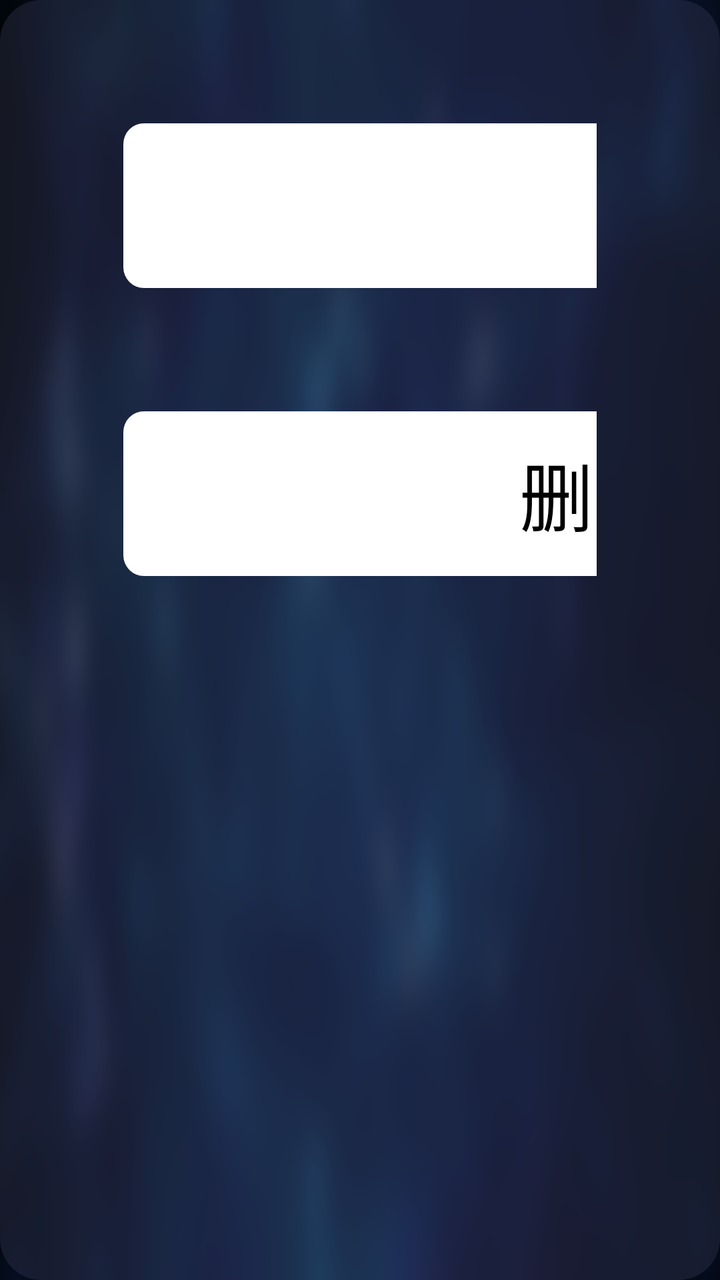
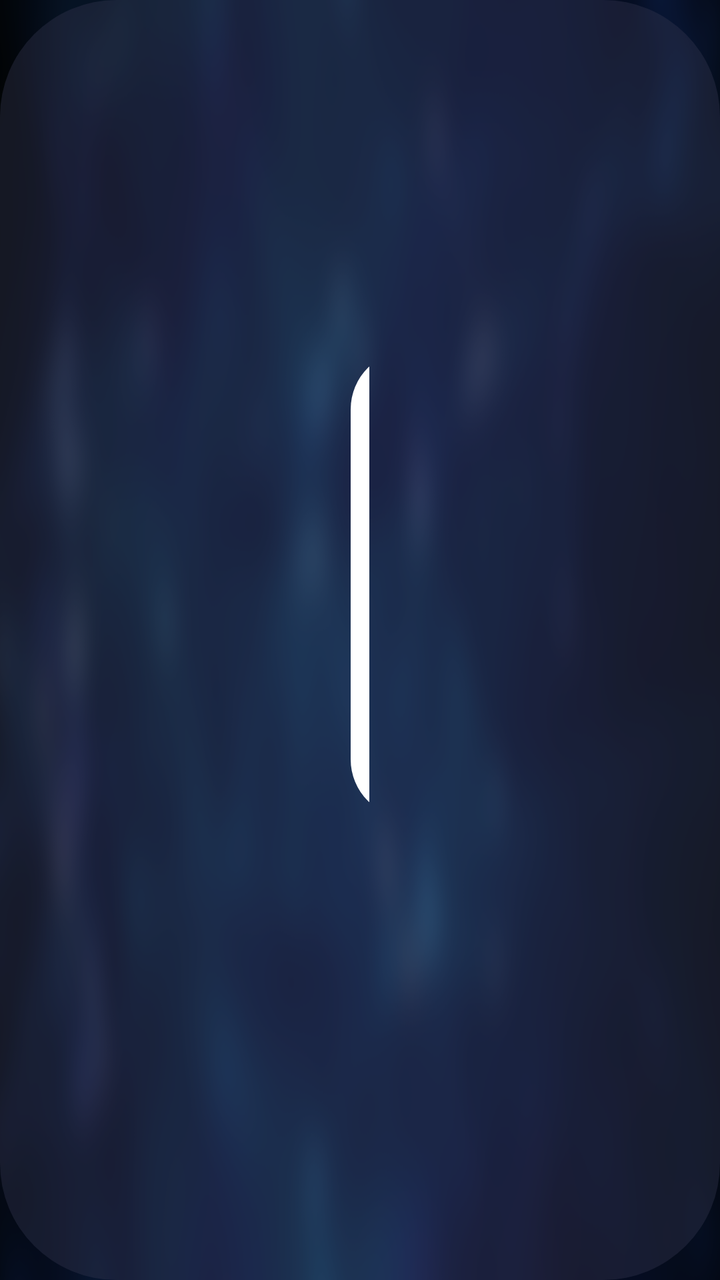

Compare the two renders of this Android layout. The source of the first and the diff that turns it into the second are given below.
<!-- AndroidManifest.xml: application theme AppTheme.NoActionBar -->
<!-- res/layout/dialog_history.xml -->
<?xml version="1.0" encoding="utf-8"?>
<LinearLayout xmlns:android="http://schemas.android.com/apk/res/android"
    android:layout_width="wrap_content"
    android:layout_height="wrap_content"
    android:layout_gravity="center"
    android:background="@drawable/model_dialog_bg"
    android:orientation="vertical"
    android:padding="30pt">

    <TextView
        android:id="@+id/tvLook"
        android:layout_width="300pt"
        android:layout_height="40pt"
        android:background="@drawable/splash_focus"
        android:focusable="true"
        android:focusableInTouchMode="true"
        android:gravity="center"
        android:text="观看"
        android:textColor="@android:color/black"
        android:textSize="18pt" />

    <TextView
        android:id="@+id/tvDelete"
        android:layout_width="300pt"
        android:layout_height="40pt"
        android:layout_marginTop="30pt"
        android:background="@drawable/splash_focus"
        android:focusable="true"
        android:focusableInTouchMode="true"
        android:gravity="center"
        android:text="删除该条记录"
        android:textColor="@android:color/black"
        android:textSize="18pt" />

</LinearLayout>
<!-- resources referenced by this layout -->
<resources>
  <!-- drawable model_dialog_bg (drawable) -->
  <?xml version="1.0" encoding="utf-8"?>
  <shape xmlns:android="http://schemas.android.com/apk/res/android">
      <corners android:radius="10pt"/>
      <solid android:color="@color/color_6632364E"/>
  </shape>
  <!-- drawable splash_focus (drawable) -->
  <?xml version="1.0" encoding="utf-8"?>
  <selector xmlns:android="http://schemas.android.com/apk/res/android">
      <item android:state_focused="true">
          <shape>
              <corners android:radius="5pt" />
              <solid android:color="@android:color/white" />
              <stroke android:width="2pt" android:color="@color/color_FF5F00" />
          </shape>
      </item>
      <item android:state_focused="false">
          <shape>
              <corners android:radius="5pt" />
              <solid android:color="@android:color/white" />
          </shape>
      </item>
  </selector>
  <style name="AppTheme.NoActionBar">
          <item name="android:windowActionBar">false</item>
          <item name="android:windowNoTitle">true</item>
          <item name="windowActionBar">false</item>
          <item name="android:windowFullscreen">true</item>//全屏即无通知栏
          <item name="android:windowContentOverlay">@null</item>//是否有遮盖
          <item name="windowNoTitle">true</item>
          <item name="android:keepScreenOn">true</item>
          
          <item name="android:windowBackground">@drawable/vod_thumb</item>
      </style>
  <color name="color_6632364E">#6632364E</color>
  <color name="color_FF5F00">#FF5F00</color>
  <!-- drawable vod_thumb: png bitmap (drawable-xhdpi, 198620 bytes) -->
</resources>

<!-- the commit's change to res/layout/dialog_history.xml (unified diff, before → after) -->
@@ -5,31 +5,31 @@
     android:layout_gravity="center"
     android:background="@drawable/model_dialog_bg"
     android:orientation="vertical"
-    android:padding="30pt">
+    android:padding="30mm">
 
     <TextView
         android:id="@+id/tvLook"
-        android:layout_width="300pt"
-        android:layout_height="40pt"
+        android:layout_width="300mm"
+        android:layout_height="40mm"
         android:background="@drawable/splash_focus"
         android:focusable="true"
         android:focusableInTouchMode="true"
         android:gravity="center"
         android:text="观看"
         android:textColor="@android:color/black"
-        android:textSize="18pt" />
+        android:textSize="18mm" />
 
     <TextView
         android:id="@+id/tvDelete"
-        android:layout_width="300pt"
-        android:layout_height="40pt"
-        android:layout_marginTop="30pt"
+        android:layout_width="300mm"
+        android:layout_height="40mm"
+        android:layout_marginTop="30mm"
         android:background="@drawable/splash_focus"
         android:focusable="true"
         android:focusableInTouchMode="true"
         android:gravity="center"
         android:text="删除该条记录"
         android:textColor="@android:color/black"
-        android:textSize="18pt" />
+        android:textSize="18mm" />
 
 </LinearLayout>
<!-- resource entries referenced after the edit -->
@@ -3,7 +3,7 @@
   <!-- drawable model_dialog_bg (drawable) -->
   <?xml version="1.0" encoding="utf-8"?>
   <shape xmlns:android="http://schemas.android.com/apk/res/android">
-      <corners android:radius="10pt"/>
+      <corners android:radius="10mm"/>
       <solid android:color="@color/color_6632364E"/>
   </shape>
   <!-- drawable splash_focus (drawable) -->
@@ -11,14 +11,14 @@
   <selector xmlns:android="http://schemas.android.com/apk/res/android">
       <item android:state_focused="true">
           <shape>
-              <corners android:radius="5pt" />
+              <corners android:radius="5mm" />
               <solid android:color="@android:color/white" />
-              <stroke android:width="2pt" android:color="@color/color_FF5F00" />
+              <stroke android:width="2mm" android:color="@color/color_FF5F00" />
           </shape>
       </item>
       <item android:state_focused="false">
           <shape>
-              <corners android:radius="5pt" />
+              <corners android:radius="5mm" />
               <solid android:color="@android:color/white" />
           </shape>
       </item>
